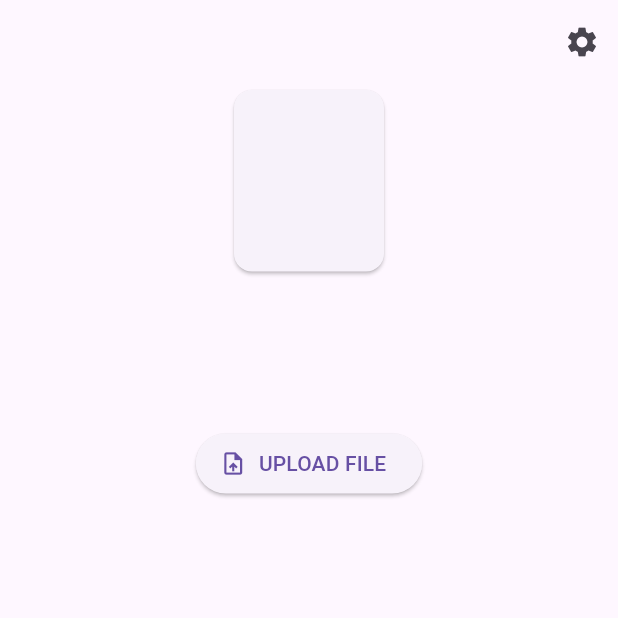
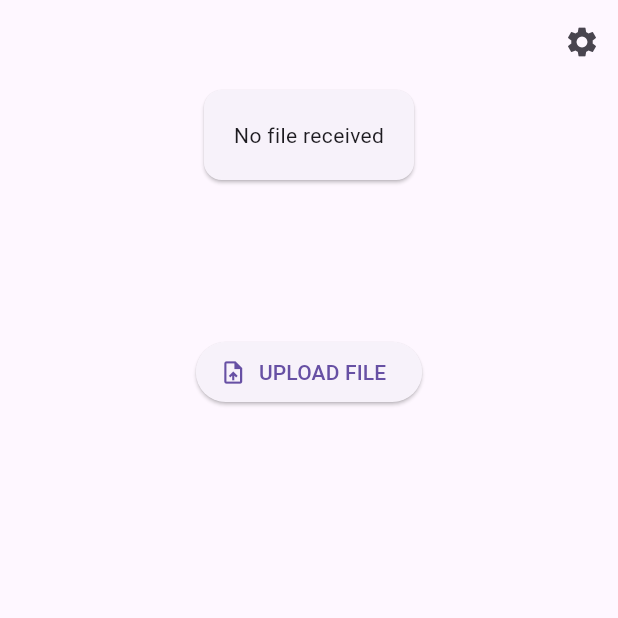
Before and after one commit to NovokshanovE/Merc, a Flutter app: the screen it shows after launch, on a phone screen of 412 x 824 dp, the top half of it. Run offline on Flutter 3.47's test engine with Material 3 defaults, Android fonts, the phone set to English and light mode, and no system bars; our stand-ins replace dio, file_picker, image_picker, open_file, shared_preferences; missing offline and left inert: dart:ffi, file_selector; generated files the repository leaves out were written again.

Commit message:
Изменено оформление

```diff
--- a/application/lib/src/home/doc_upload_page.dart
+++ b/application/lib/src/home/doc_upload_page.dart
@@ -1,6 +1,8 @@
+import 'dart:collection';
 import 'dart:ffi';
 
 import 'package:file_selector/file_selector.dart';
+import 'package:flutter/cupertino.dart';
 import 'package:flutter/material.dart';
 import 'package:file_picker/file_picker.dart';
 import 'package:image_picker/image_picker.dart';
@@ -11,12 +13,28 @@ import 'package:image_picker/image_picker.dart';
 import '../settings/settings_view.dart';
 import 'package:dio/dio.dart';
 import 'package:provider/provider.dart';
+import 'package:shared_preferences/shared_preferences.dart';
 // import 'dio';
 
-class MyAppState extends ChangeNotifier {
-  var req_body = '';
-  void getNext(text) {
-    req_body = text;
+class MyAppState extends ChangeNotifier{
+  late Map req_body = {};
+  List<Map> history = [];
+
+
+  void getNext(data) {
+    req_body = data;
+    switch (req_body["type"]){
+      case "personal_passport":
+        req_body["type"] = "Персональный паспорт";
+      case "vehicle_passport":
+        req_body["type"] = "Паспорт ТС";
+      case "vehicle_certificate":
+        req_body["type"] = "Сертификат ТС";
+      case "driver_license":
+        req_body["type"] = "Водительское удостоверение";
+    }
+    print(req_body.toString());
+    history.add(req_body);
     notifyListeners();
   }
 
@@ -50,18 +68,18 @@ class MyAppState extends ChangeNotifier {
       if (response.statusCode == 200) {
         print('Request sent successfully');
         print(response.data);
-        getNext(response.data.toString());
+        getNext(response.data);
       } else {
         print('Failed to send request. Status code: ${response.statusCode}');
       }
     } catch (error) {
-      getNext("No file received");
+      getNext({"No file received"});
       print('Error sending request: $error');
     }
   }
 }
 
-class DocUploadPage extends StatelessWidget {
+class DocUploadPage extends StatelessWidget{
   final TextEditingController nameController = TextEditingController();
   final TextEditingController reportController = TextEditingController();
   static const routeName = '/';
@@ -71,10 +89,13 @@ class DocUploadPage extends StatelessWidget {
   bool fileFlag = false;
   FilePickerResult? result;
 
+
+
+
   @override
   Widget build(BuildContext context) {
     var appState = context.watch<MyAppState>();
-    var text = appState.req_body;
+    var data = appState.req_body;
     // TODO: implement build
     return Scaffold(
       appBar: AppBar(
@@ -87,9 +108,10 @@ class DocUploadPage extends StatelessWidget {
           ),
         ],
       ),
-      body: Center(
+      body:
+        Center(
           child: Column(children: [
-          BigCard(text: text),
+            ViewDocInfo(data: data),
             const Padding(padding: const EdgeInsets.all(50.0)),
             ElevatedButton.icon(
                 icon: const Icon(Icons.upload_file),
@@ -129,7 +151,42 @@ class DocUploadPage extends StatelessWidget {
                 }),
           ]),
         ),
+
     );
+  }
+}
+
+class ViewDocInfo extends StatelessWidget {
+  const ViewDocInfo({
+    super.key,
+    required this.data,
+  });
+
+  final Map data;
+
+  @override
+  Widget build(BuildContext context) {
+    if (data.isNotEmpty) {
+      return Column(
+        children: [
+          BigCard(text: "Тип: "+data["type"]),
+          BigCard(text: "Вероятность: "+data["confidence"].toString()),
+          Row(crossAxisAlignment: CrossAxisAlignment.center ,children: [
+            BigCard(text: "Серия: "+data["series"]), //.["series"]),
+            BigCard(text: "Номер: "+data["number"]), //["number"]),
+          ],),
+          BigCard(text: "Номер страницы: "+data["page_number"].toString()),
+        ],
+      );
+    } else{
+      return Column(
+        children: [
+
+          BigCard(text: "No file received"),
+        ],
+      );
+    }
+
   }
 }
 
@@ -148,7 +205,7 @@ class BigCard extends StatelessWidget {
       // color: theme.colorScheme.primary,
 
       child: Padding(
-        padding: const EdgeInsets.all(50.0),
+        padding: const EdgeInsets.all(20.0),
         child: Text(text),
       ),
     );
--- a/application/pubspec.yaml
+++ b/application/pubspec.yaml
@@ -21,6 +21,7 @@ dependencies:
   provider: ^6.1.2
   file_selector: ^1.0.0
   image_picker: ^1.0.8
+  shared_preferences: ^2.2.3
 
 dev_dependencies:
   flutter_test:
```
Also changed, not shown: application/pubspec.lock, 2 other files. Lines whose indentation alone changed are shown as unchanged.
